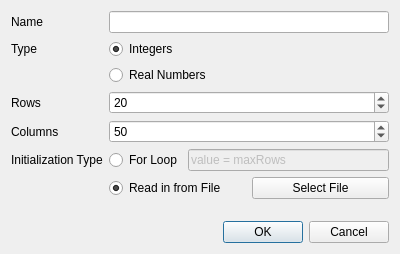
Above: gui/datablock.ui from astromme/Chestnut before the change. Below: the same form after it.
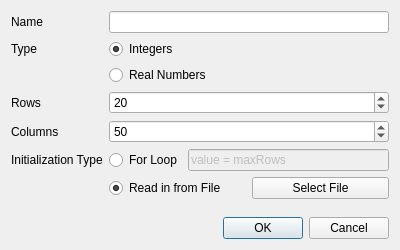
That is the form after the change.

Patch:
```diff
--- a/gui/datablock.ui
+++ b/gui/datablock.ui
@@ -7,7 +7,7 @@
     <x>0</x>
     <y>0</y>
     <width>400</width>
-    <height>254</height>
+    <height>250</height>
    </rect>
   </property>
   <property name="windowTitle">
@@ -168,7 +168,7 @@
      <property name="sizeHint" stdset="0">
       <size>
        <width>20</width>
-       <height>10</height>
+       <height>6</height>
       </size>
      </property>
     </spacer>
```
